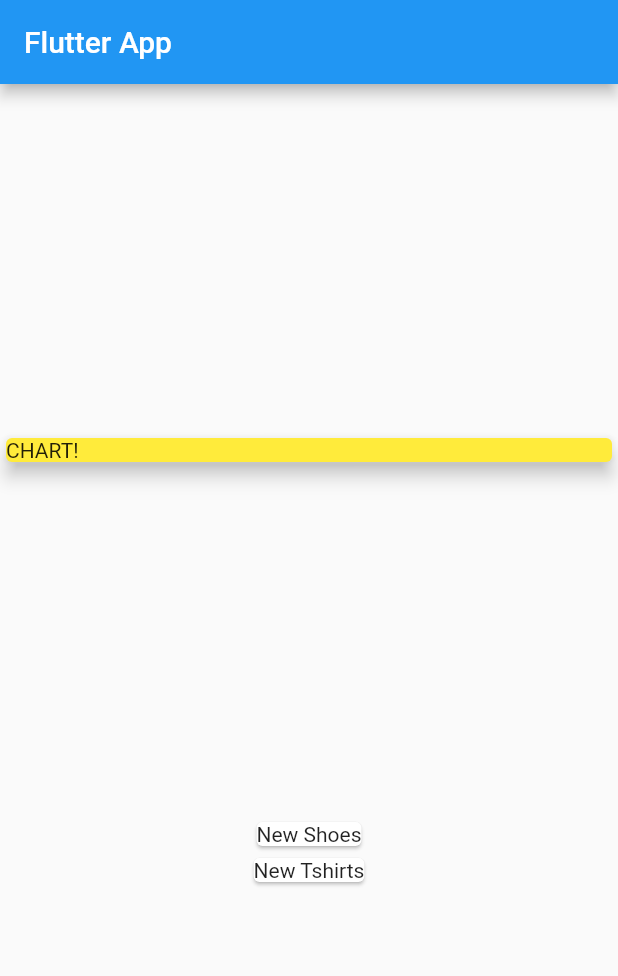
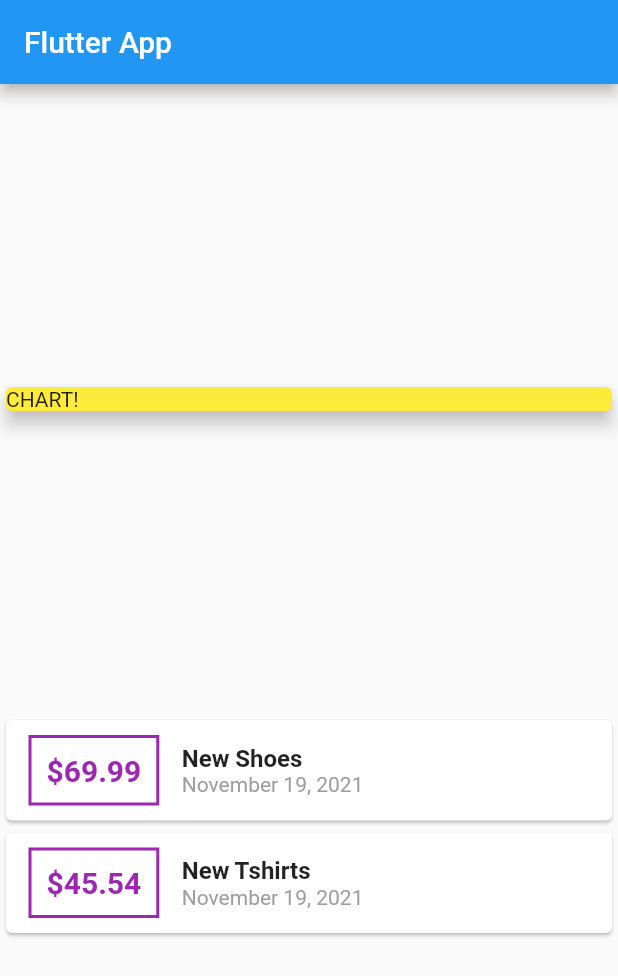
Before and after one commit to Amoghtech/Flutter-made-simple, a Flutter app: the screen it shows after launch, on a phone screen of 412 x 824 dp. Shown: the top 976 px of the screen. Run offline on Flutter 3.47's test engine with Material 2 defaults, Android fonts, the phone set to English and light mode, and no system bars.

Commit message:
Date intl string interpulation

```diff
--- a/daily_expenses_app/lib/main.dart
+++ b/daily_expenses_app/lib/main.dart
@@ -1,5 +1,6 @@
 import 'package:flutter/material.dart';
 import './transaction.dart';
+import 'package:intl/intl.dart';
 
 void main() => runApp(MyApp());
 
@@ -42,7 +43,36 @@ class MyHomePage extends StatelessWidget {
           Column(
             children: transactions.map((transaction) {
               return Card(
-                child: Text(transaction.title),
+                child: Row(
+                  children: [
+                    Container(
+                      margin:
+                          EdgeInsets.symmetric(vertical: 10, horizontal: 15),
+                      decoration: BoxDecoration(
+                          border: Border.all(color: Colors.purple, width: 2)),
+                      child: Text(
+                        '\$${transaction.amount}',
+                        style: TextStyle(
+                            fontWeight: FontWeight.bold,
+                            fontSize: 20,
+                            color: Colors.purple),
+                      ),
+                      padding: EdgeInsets.all(10),
+                    ),
+                    Column(
+                      crossAxisAlignment: CrossAxisAlignment.start,
+                      children: [
+                        Text(
+                          transaction.title,
+                          style: TextStyle(
+                              fontSize: 16, fontWeight: FontWeight.bold),
+                        ),
+                        Text(DateFormat.yMMMMd().format(transaction.date),
+                            style: TextStyle(color: Colors.grey))
+                      ],
+                    )
+                  ],
+                ),
               );
             }).toList(),
           )
--- a/daily_expenses_app/pubspec.yaml
+++ b/daily_expenses_app/pubspec.yaml
@@ -29,7 +29,7 @@ environment:
 dependencies:
   flutter:
     sdk: flutter
-
+  intl: ^0.15.8
 
   # The following adds the Cupertino Icons font to your application.
   # Use with the CupertinoIcons class for iOS style icons.
```
Also changed, not shown: daily_expenses_app/pubspec.lock.
